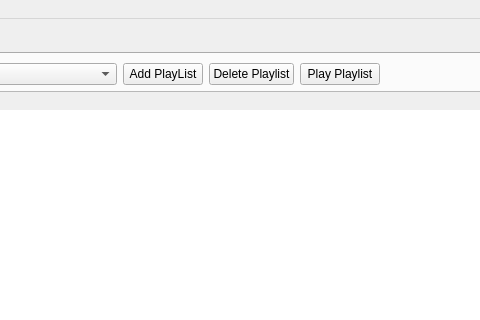
This is res/mainwindow.ui in computergeek1507/ScottPlayer as Qt 5 draws it before an edit; both pictures show x 276 to 756 and y 0 to 320 of the 1046 by 851 pixel window. The edited form follows.
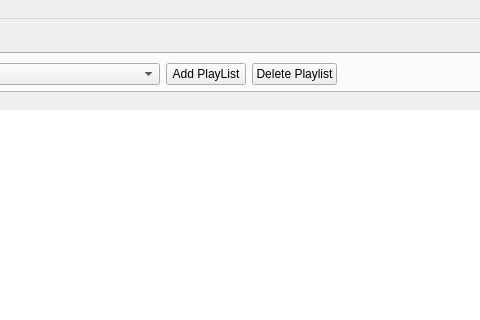
This is the edited form. Icons and pictures are not drawn.

Patch:
```diff
--- a/res/mainwindow.ui
+++ b/res/mainwindow.ui
@@ -58,13 +58,6 @@
             </property>
            </widget>
           </item>
-          <item>
-           <widget class="QPushButton" name="pb_playPlaylist">
-            <property name="text">
-             <string>Play Playlist</string>
-            </property>
-           </widget>
-          </item>
           <item>
            <spacer name="horizontalSpacer_2">
             <property name="orientation">
```
Left out of the diff: 2 changed lines with no effect on the pictures.
